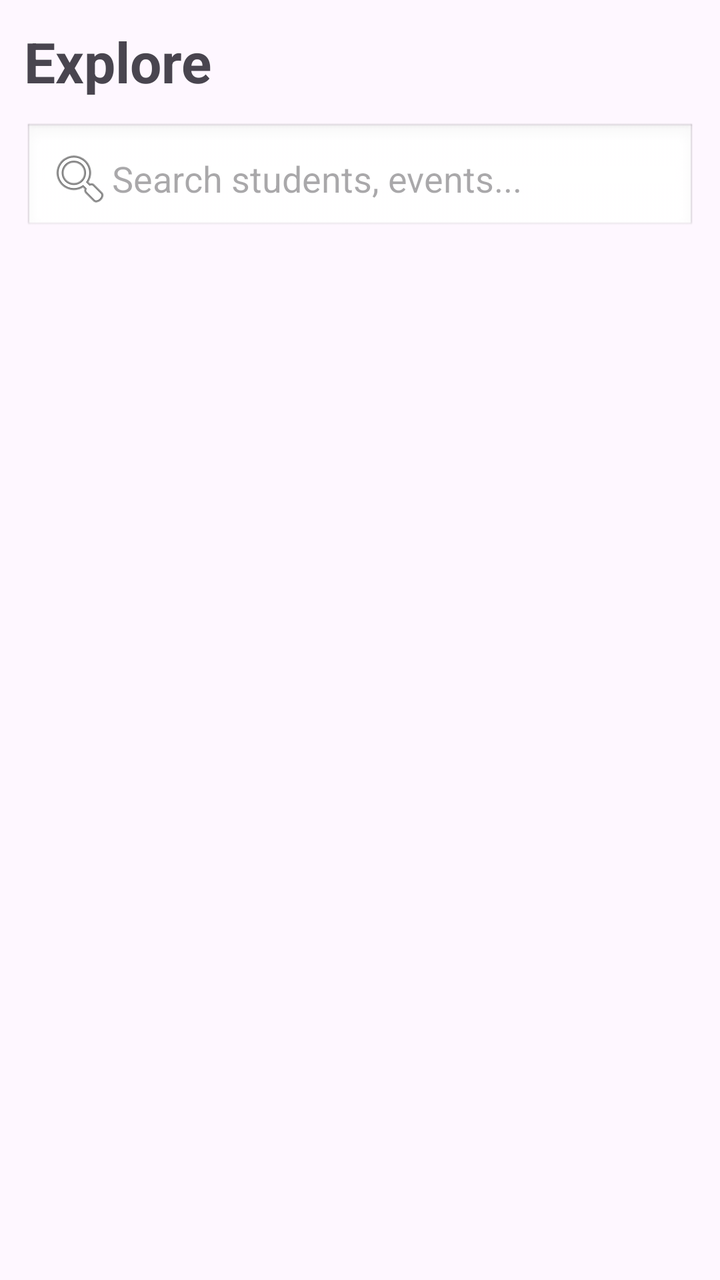
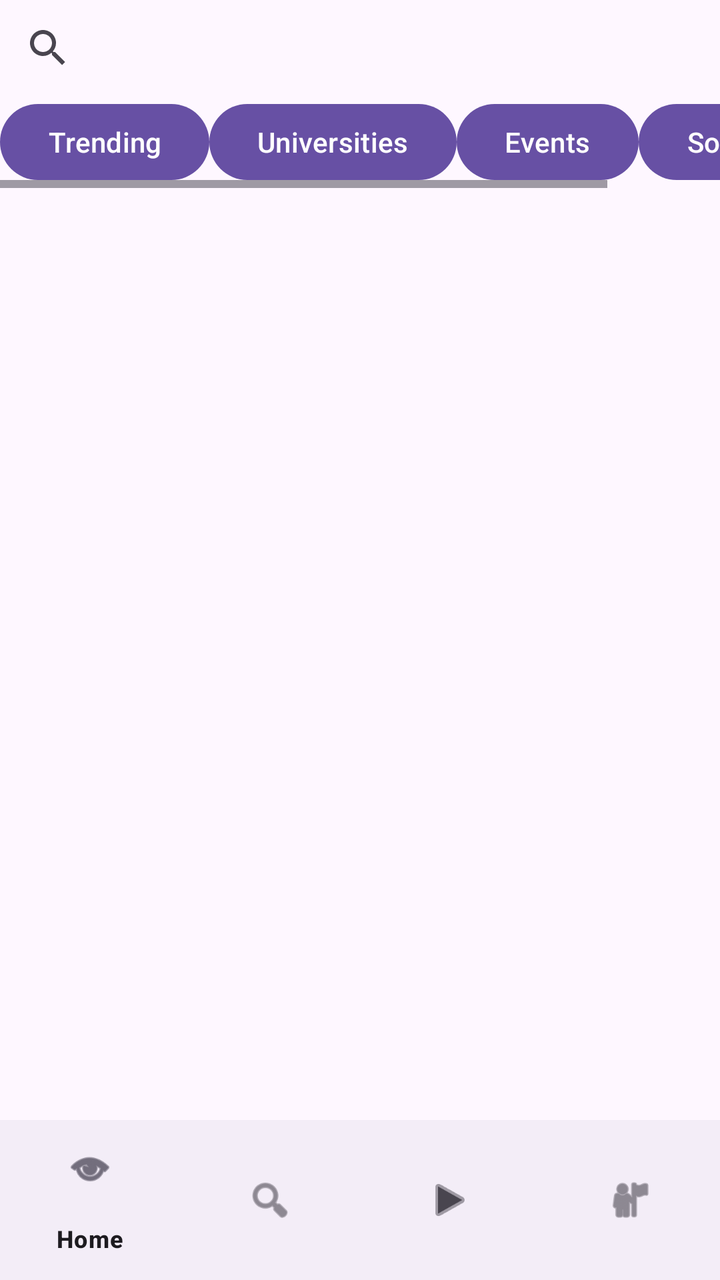

Before-and-after screenshots of an Android layout around one commit, followed by the original layout XML and the change that was made.
<!-- AndroidManifest.xml: application theme Theme.CollegeXP -->
<!-- res/layout/activity_explore.xml -->
<?xml version="1.0" encoding="utf-8"?>
<LinearLayout xmlns:android="http://schemas.android.com/apk/res/android"
    android:layout_width="match_parent"
    android:layout_height="match_parent"
    android:orientation="vertical"
    android:padding="12dp">

    
    <TextView
        android:layout_width="wrap_content"
        android:layout_height="wrap_content"
        android:text="Explore"
        android:textSize="28sp"
        android:textStyle="bold"
        android:layout_marginBottom="12dp"/>

    
    <EditText
        android:id="@+id/searchBar"
        android:layout_width="match_parent"
        android:layout_height="wrap_content"
        android:hint="Search students, events..."
        android:drawableStart="@android:drawable/ic_menu_search"
        android:padding="12dp"
        android:background="@android:drawable/edit_text"
        android:layout_marginBottom="12dp"/>

    
    <androidx.recyclerview.widget.RecyclerView
        android:id="@+id/exploreRecycler"
        android:layout_width="match_parent"
        android:layout_height="match_parent"/>

</LinearLayout>
<!-- resources referenced by this layout -->
<resources>
  <style name="Theme.CollegeXP" parent="Base.Theme.CollegeXP" />
  <style name="Base.Theme.CollegeXP" parent="Theme.Material3.DayNight.NoActionBar">
          
          
      </style>
</resources>

<!-- the commit's change to res/layout/activity_explore.xml (unified diff, before → after) -->
@@ -1,34 +1,69 @@
 <?xml version="1.0" encoding="utf-8"?>
-<LinearLayout xmlns:android="http://schemas.android.com/apk/res/android"
+<LinearLayout
+    xmlns:android="http://schemas.android.com/apk/res/android"
+    xmlns:app="http://schemas.android.com/apk/res-auto"
     android:layout_width="match_parent"
     android:layout_height="match_parent"
-    android:orientation="vertical"
-    android:padding="12dp">
+    android:orientation="vertical">
+
+
+    <androidx.appcompat.widget.SearchView
+        android:id="@+id/searchView"
+        android:layout_width="match_parent"
+        android:layout_height="wrap_content"
+        android:queryHint="Search CollegeXP"/>
+    
+    
+
+    <HorizontalScrollView
+        android:layout_width="match_parent"
+        android:layout_height="wrap_content">
+
+        <LinearLayout
+            android:layout_width="wrap_content"
+            android:layout_height="wrap_content"
+            android:orientation="horizontal">
+
+            <Button
+                android:id="@+id/btnTrending"
+                android:layout_width="wrap_content"
+                android:layout_height="46dp"
+                android:text="Trending"/>
+
+            <Button
+                android:id="@+id/btnUniversities"
+                android:layout_width="wrap_content"
+                android:layout_height="46dp"
+                android:text="Universities"/>
+
+            <Button
+                android:id="@+id/btnEvents"
+                android:layout_width="wrap_content"
+                android:layout_height="46dp"
+                android:text="Events" />
+
+            <Button
+                android:id="@+id/btnSocieties"
+                android:layout_width="wrap_content"
+                android:layout_height="46dp"
+                android:text="Societies"/>
+
+        </LinearLayout>
+
+    </HorizontalScrollView>
+
+    <androidx.recyclerview.widget.RecyclerView
+        android:id="@+id/recyclerExplore"
+        android:layout_width="match_parent"
+        android:layout_height="0dp"
+        android:layout_weight="1"
+        android:padding="4dp"
+        android:clipToPadding="false"/>
 
     
-    <TextView
-        android:layout_width="wrap_content"
-        android:layout_height="wrap_content"
-        android:text="Explore"
-        android:textSize="28sp"
-        android:textStyle="bold"
-        android:layout_marginBottom="12dp"/>
-
-    
-    <EditText
-        android:id="@+id/searchBar"
+    <com.google.android.material.bottomnavigation.BottomNavigationView
+        android:id="@+id/bottomNavigation"
         android:layout_width="match_parent"
         android:layout_height="wrap_content"
-        android:hint="Search students, events..."
-        android:drawableStart="@android:drawable/ic_menu_search"
-        android:padding="12dp"
-        android:background="@android:drawable/edit_text"
-        android:layout_marginBottom="12dp"/>
-
-    
-    <androidx.recyclerview.widget.RecyclerView
-        android:id="@+id/exploreRecycler"
-        android:layout_width="match_parent"
-        android:layout_height="match_parent"/>
-
+        app:menu="@menu/bottom_menu" />
 </LinearLayout>
